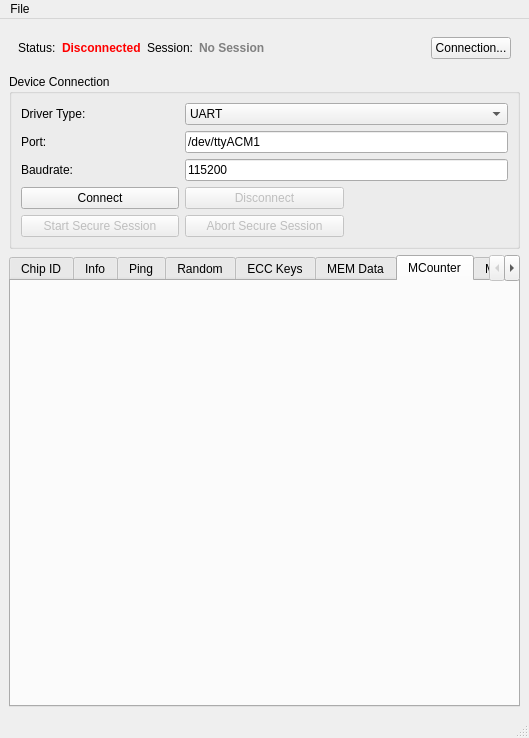
Qt form mainwindow.ui (petrkr/tropic01manager) before a commit.
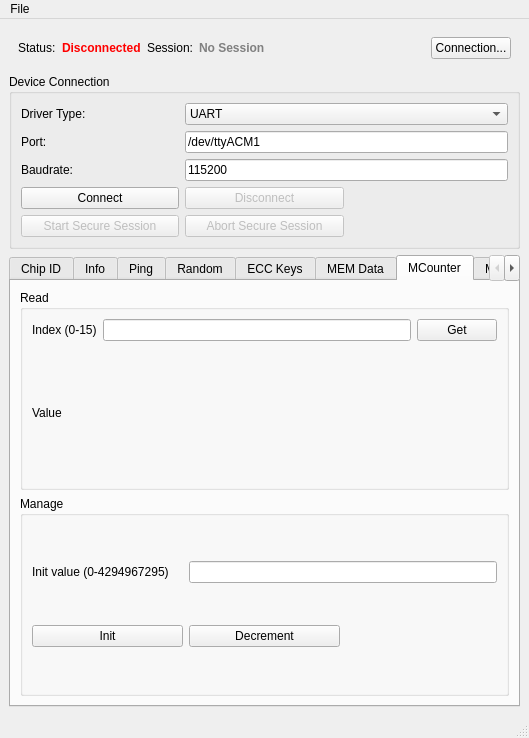
The same form after that commit. The open tabs and pages were chosen to show the change.

Diff of the .ui file:
```diff
--- a/mainwindow.ui
+++ b/mainwindow.ui
@@ -878,6 +878,81 @@
        <attribute name="title">
         <string>MCounter</string>
        </attribute>
+       <layout class="QVBoxLayout" name="layoutMCounter">
+        <item>
+         <widget class="QGroupBox" name="groupMCounterRead">
+          <property name="title">
+           <string>Read</string>
+          </property>
+          <layout class="QGridLayout" name="gridMCounterRead">
+           <item row="0" column="0">
+            <widget class="QLabel" name="labelMCounterIndex">
+             <property name="text">
+              <string>Index (0-15)</string>
+             </property>
+            </widget>
+           </item>
+           <item row="0" column="1">
+            <widget class="QLineEdit" name="leMCounterIndex"/>
+           </item>
+           <item row="0" column="2">
+            <widget class="QPushButton" name="btnMCounterGet">
+             <property name="text">
+              <string>Get</string>
+             </property>
+            </widget>
+           </item>
+           <item row="1" column="0">
+            <widget class="QLabel" name="labelMCounterValue">
+             <property name="text">
+              <string>Value</string>
+             </property>
+            </widget>
+           </item>
+           <item row="1" column="1" colspan="2">
+            <widget class="QLabel" name="lblMCounterValue">
+             <property name="text">
+              <string/>
+             </property>
+            </widget>
+           </item>
+          </layout>
+         </widget>
+        </item>
+        <item>
+         <widget class="QGroupBox" name="groupMCounterManage">
+          <property name="title">
+           <string>Manage</string>
+          </property>
+          <layout class="QGridLayout" name="gridMCounterManage">
+           <item row="0" column="0">
+            <widget class="QLabel" name="labelMCounterInitValue">
+             <property name="text">
+              <string>Init value (0-4294967295)</string>
+             </property>
+            </widget>
+           </item>
+           <item row="0" column="1" colspan="2">
+            <widget class="QLineEdit" name="leMCounterInitValue"/>
+           </item>
+           <item row="1" column="0">
+            <widget class="QPushButton" name="btnMCounterInit">
+             <property name="text">
+              <string>Init</string>
+             </property>
+            </widget>
+           </item>
+           <item row="1" column="1">
+            <widget class="QPushButton" name="btnMCounterUpdate">
+             <property name="text">
+              <string>Decrement</string>
+             </property>
+            </widget>
+           </item>
+          </layout>
+         </widget>
+        </item>
+       </layout>
       </widget>
       <widget class="QWidget" name="tab_7">
        <attribute name="title">
```
